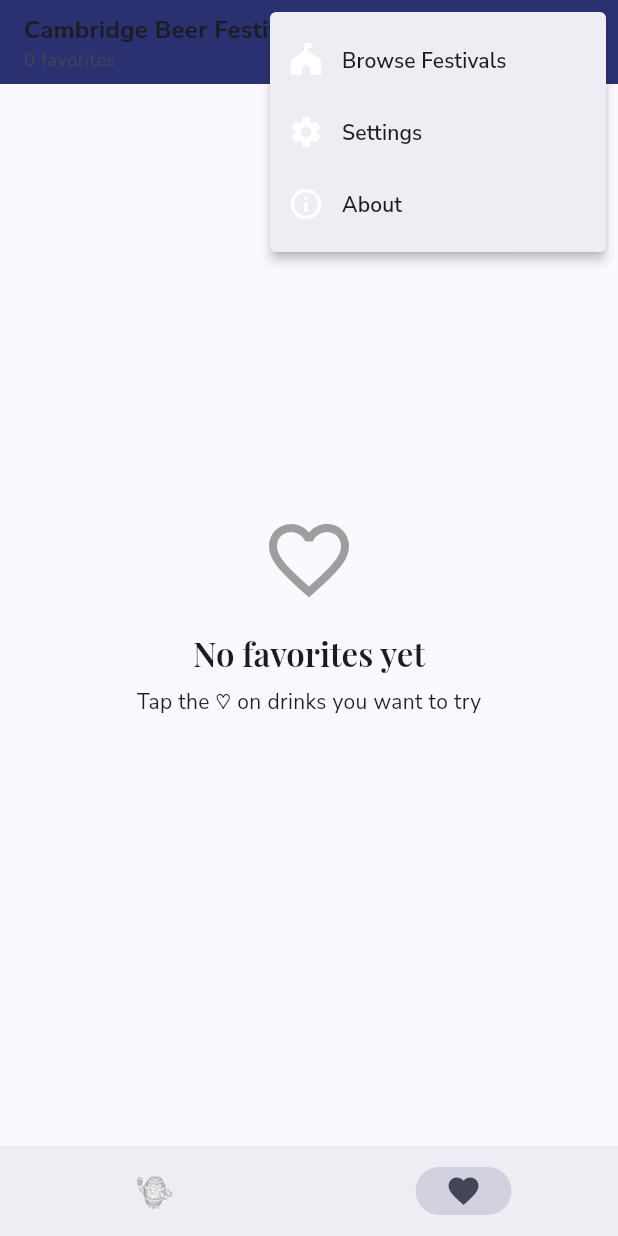
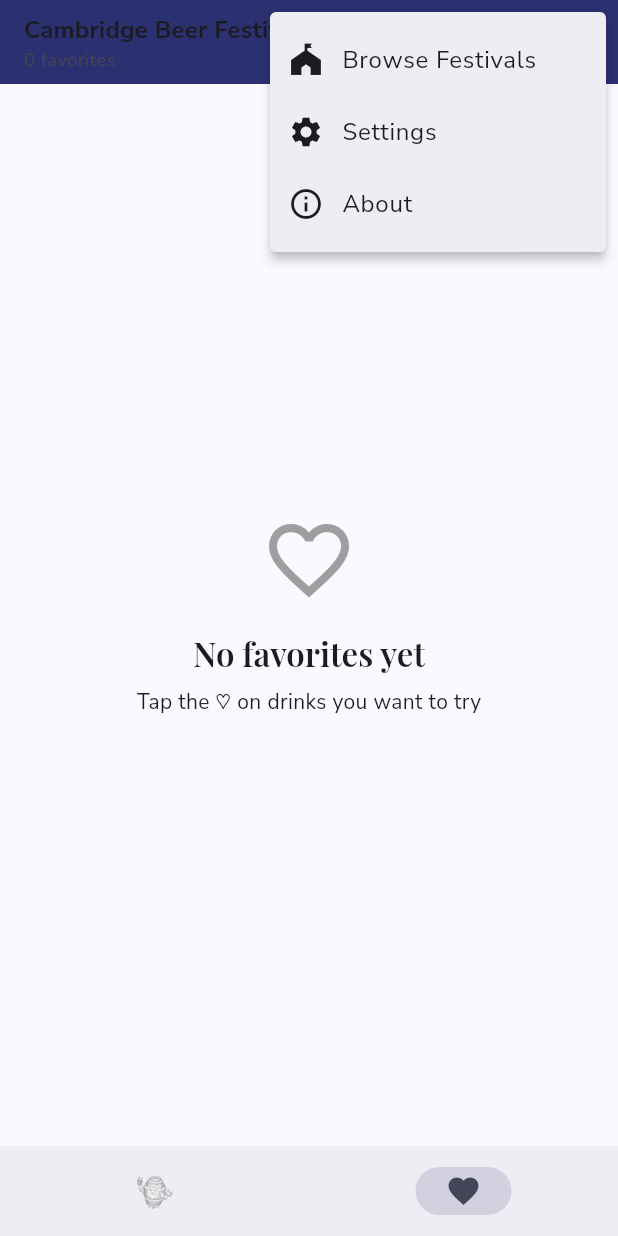
Before and after one commit to richardthe3rd/cambridge-beer-festival-app, a Flutter app: the screen it shows after launch, item 2 of the bottom bar chosen, after a tap on the "more vert" icon, on a phone screen of 412 x 824 dp. Run offline on Flutter 3.47's test engine with Material 3 defaults, Android fonts, the phone set to English and light mode, and no system bars; our stand-ins replace firebase_analytics, firebase_core, firebase_crashlytics, go_router, google_fonts, package_info_plus and 2 more; accounts and stored records are empty; network calls fail.

Commit message:
fix(ui): improve overflow menu contrast in light mode
Agent-Logs-Url: https://github.com/richardthe3rd/cambridge-beer-festival-app/sessions/b6e5c2a9-b5eb-4b2a-8224-4fc8c8749d48

Co-authored-by: richardthe3rd <573334+richardthe3rd@users.noreply.github.com>

```diff
--- a/lib/widgets/overflow_menu.dart
+++ b/lib/widgets/overflow_menu.dart
@@ -9,6 +9,9 @@ import 'festival_menu_sheets.dart';
 /// - Settings
 /// - About page
 Widget buildOverflowMenu(BuildContext context) {
+  final theme = Theme.of(context);
+  final menuContentColor = theme.colorScheme.onSurface;
+
   return Semantics(
     label: 'Menu',
     hint: 'Double tap to open menu',
@@ -17,14 +20,23 @@ Widget buildOverflowMenu(BuildContext context) {
       icon: const Icon(Icons.more_vert),
       tooltip: 'Menu',
       onSelected: (value) => _handleMenuSelection(context, value),
-      itemBuilder: (context) => const [
+      itemBuilder: (context) => [
         PopupMenuItem(
           value: 'festivals',
           child: Row(
             children: [
-              ExcludeSemantics(child: Icon(Icons.festival)),
-              SizedBox(width: 12),
-              Expanded(child: Text('Browse Festivals')),
+              ExcludeSemantics(
+                child: Icon(Icons.festival, color: menuContentColor),
+              ),
+              const SizedBox(width: 12),
+              Expanded(
+                child: Text(
+                  'Browse Festivals',
+                  style: theme.textTheme.bodyLarge?.copyWith(
+                    color: menuContentColor,
+                  ),
+                ),
+              ),
             ],
           ),
         ),
@@ -32,9 +44,18 @@ Widget buildOverflowMenu(BuildContext context) {
           value: 'settings',
           child: Row(
             children: [
-              ExcludeSemantics(child: Icon(Icons.settings)),
-              SizedBox(width: 12),
-              Expanded(child: Text('Settings')),
+              ExcludeSemantics(
+                child: Icon(Icons.settings, color: menuContentColor),
+              ),
+              const SizedBox(width: 12),
+              Expanded(
+                child: Text(
+                  'Settings',
+                  style: theme.textTheme.bodyLarge?.copyWith(
+                    color: menuContentColor,
+                  ),
+                ),
+              ),
             ],
           ),
         ),
@@ -42,9 +63,18 @@ Widget buildOverflowMenu(BuildContext context) {
           value: 'about',
           child: Row(
             children: [
-              ExcludeSemantics(child: Icon(Icons.info_outline)),
-              SizedBox(width: 12),
-              Expanded(child: Text('About')),
+              ExcludeSemantics(
+                child: Icon(Icons.info_outline, color: menuContentColor),
+              ),
+              const SizedBox(width: 12),
+              Expanded(
+                child: Text(
+                  'About',
+                  style: theme.textTheme.bodyLarge?.copyWith(
+                    color: menuContentColor,
+                  ),
+                ),
+              ),
             ],
           ),
         ),
```
Also changed, not shown: 1 other file.
